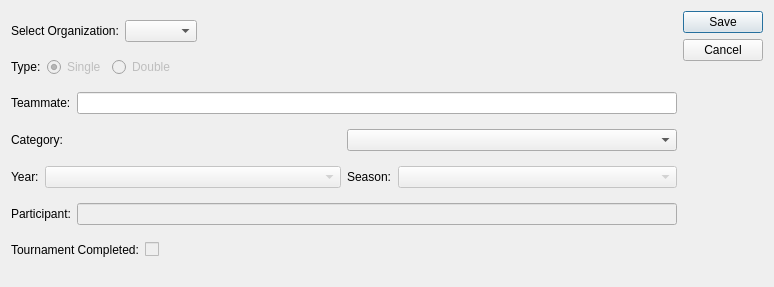
Above: AddEditTournamentDialog.ui from KadirEmreAVCI/MasterTennisApp before the change. Below: the same form after it.
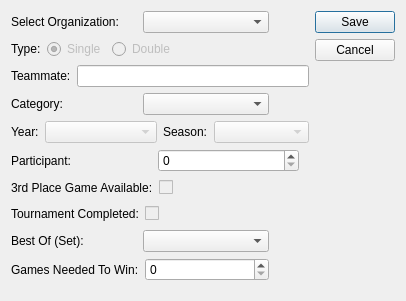
That is the form after the change.

Patch:
```diff
--- a/AddEditTournamentDialog.ui
+++ b/AddEditTournamentDialog.ui
@@ -6,8 +6,8 @@
    <rect>
     <x>0</x>
     <y>0</y>
-    <width>774</width>
-    <height>287</height>
+    <width>406</width>
+    <height>301</height>
    </rect>
   </property>
   <property name="windowTitle">
@@ -15,8 +15,6 @@
   </property>
   <layout class="QGridLayout" name="gridLayout">
    <item row="0" column="0">
-    <layout class="QVBoxLayout" name="verticalLayout">
-     <item>
       <layout class="QHBoxLayout" name="horizontalLayout">
        <item>
         <widget class="QLabel" name="label_OrganizationName">
@@ -33,10 +31,13 @@
         </widget>
        </item>
        <item>
-        <spacer name="horizontalSpacer_5">
+      <spacer name="horizontalSpacer_8">
          <property name="orientation">
           <enum>Qt::Orientation::Horizontal</enum>
          </property>
+       <property name="sizeType">
+        <enum>QSizePolicy::Policy::Preferred</enum>
+       </property>
          <property name="sizeHint" stdset="0">
           <size>
            <width>40</width>
@@ -47,7 +48,44 @@
        </item>
       </layout>
      </item>
+   <item row="0" column="1" rowspan="3">
+    <layout class="QVBoxLayout" name="_2">
+     <property name="spacing">
+      <number>6</number>
+     </property>
+     <property name="margin" stdset="0">
+      <number>0</number>
+     </property>
      <item>
+      <widget class="QPushButton" name="SaveButton">
+       <property name="text">
+        <string>Save</string>
+       </property>
+      </widget>
+     </item>
+     <item>
+      <widget class="QPushButton" name="CancelButton">
+       <property name="text">
+        <string>Cancel</string>
+       </property>
+      </widget>
+     </item>
+     <item>
+      <spacer>
+       <property name="orientation">
+        <enum>Qt::Orientation::Vertical</enum>
+       </property>
+       <property name="sizeHint" stdset="0">
+        <size>
+         <width>20</width>
+         <height>40</height>
+        </size>
+       </property>
+      </spacer>
+     </item>
+    </layout>
+   </item>
+   <item row="1" column="0">
       <layout class="QHBoxLayout" name="horizontalLayout_2">
        <item>
         <widget class="QLabel" name="label_Type">
@@ -94,7 +132,7 @@
        </item>
       </layout>
      </item>
-     <item>
+   <item row="2" column="0">
       <layout class="QHBoxLayout" name="horizontalLayout_10">
        <item>
         <widget class="QLabel" name="label_Teammate">
@@ -108,7 +146,7 @@
        </item>
       </layout>
      </item>
-     <item>
+   <item row="3" column="0">
       <layout class="QHBoxLayout" name="horizontalLayout_3">
        <item>
         <widget class="QLabel" name="label_Category">
@@ -126,9 +164,25 @@
          </item>
         </widget>
        </item>
-      </layout>
-     </item>
      <item>
+      <spacer name="horizontalSpacer_6">
+       <property name="orientation">
+        <enum>Qt::Orientation::Horizontal</enum>
+       </property>
+       <property name="sizeType">
+        <enum>QSizePolicy::Policy::Preferred</enum>
+       </property>
+       <property name="sizeHint" stdset="0">
+        <size>
+         <width>40</width>
+         <height>20</height>
+        </size>
+       </property>
+      </spacer>
+     </item>
+    </layout>
+   </item>
+   <item row="4" column="0">
       <layout class="QHBoxLayout" name="horizontalLayout_13">
        <item>
         <layout class="QHBoxLayout" name="horizontalLayout_9">
@@ -385,7 +439,7 @@
        </item>
       </layout>
      </item>
-     <item>
+   <item row="5" column="0">
       <layout class="QHBoxLayout" name="horizontalLayout_6">
        <item>
         <widget class="QLabel" name="label_Participant">
@@ -395,15 +449,61 @@
         </widget>
        </item>
        <item>
-        <widget class="QLineEdit" name="lineEdit_Participant">
+      <widget class="QSpinBox" name="spinBox_Participant"/>
+     </item>
+     <item>
+      <spacer name="horizontalSpacer_4">
+       <property name="orientation">
+        <enum>Qt::Orientation::Horizontal</enum>
+       </property>
+       <property name="sizeType">
+        <enum>QSizePolicy::Policy::Preferred</enum>
+       </property>
+       <property name="sizeHint" stdset="0">
+        <size>
+         <width>10</width>
+         <height>20</height>
+        </size>
+       </property>
+      </spacer>
+     </item>
+    </layout>
+   </item>
+   <item row="6" column="0">
+    <layout class="QHBoxLayout" name="horizontalLayout_8">
+     <item>
+      <widget class="QLabel" name="label_3rdPlaceGameAvailable">
+       <property name="text">
+        <string>3rd Place Game Available:</string>
+       </property>
+      </widget>
+     </item>
+     <item>
+      <widget class="QCheckBox" name="checkBox_3rdPlaceGameAvailable">
          <property name="enabled">
           <bool>false</bool>
          </property>
-        </widget>
-       </item>
-      </layout>
-     </item>
+       <property name="text">
+        <string/>
+       </property>
+      </widget>
+     </item>
      <item>
+      <spacer name="horizontalSpacer_3">
+       <property name="orientation">
+        <enum>Qt::Orientation::Horizontal</enum>
+       </property>
+       <property name="sizeHint" stdset="0">
+        <size>
+         <width>40</width>
+         <height>20</height>
+        </size>
+       </property>
+      </spacer>
+     </item>
+    </layout>
+   </item>
+   <item row="7" column="0">
       <layout class="QHBoxLayout" name="horizontalLayout_7">
        <item>
         <widget class="QLabel" name="label_Completion">
@@ -437,39 +537,86 @@
        </item>
       </layout>
      </item>
+   <item row="8" column="0">
+    <layout class="QHBoxLayout" name="horizontalLayout_4">
+     <item>
+      <widget class="QLabel" name="label_SetsBestOf">
+       <property name="text">
+        <string>Best Of (Set):</string>
+       </property>
+      </widget>
+     </item>
+     <item>
+      <widget class="QComboBox" name="comboBox_SetsBestOf">
+       <item>
+        <property name="text">
+         <string/>
+        </property>
+       </item>
+       <item>
+        <property name="text">
+         <string>Best Of 1</string>
+        </property>
+       </item>
+       <item>
+        <property name="text">
+         <string>Best Of 3</string>
+        </property>
+       </item>
+       <item>
+        <property name="text">
+         <string>Best Of 5</string>
+        </property>
+       </item>
+       <item>
+        <property name="text">
+         <string>Best Of 7</string>
+        </property>
+       </item>
+      </widget>
+     </item>
+     <item>
+      <spacer name="horizontalSpacer_7">
+       <property name="orientation">
+        <enum>Qt::Orientation::Horizontal</enum>
+       </property>
+       <property name="sizeType">
+        <enum>QSizePolicy::Policy::Preferred</enum>
+       </property>
+       <property name="sizeHint" stdset="0">
+        <size>
+         <width>40</width>
+         <height>20</height>
+        </size>
+       </property>
+      </spacer>
+     </item>
     </layout>
    </item>
-   <item row="0" column="1">
-    <layout class="QVBoxLayout" name="_2">
-     <property name="spacing">
-      <number>6</number>
-     </property>
-     <property name="margin" stdset="0">
-      <number>0</number>
-     </property>
+   <item row="9" column="0">
+    <layout class="QHBoxLayout" name="horizontalLayout_11">
      <item>
-      <widget class="QPushButton" name="SaveButton">
+      <widget class="QLabel" name="label_GamesToWin">
        <property name="text">
-        <string>Save</string>
+        <string>Games Needed To Win:</string>
        </property>
       </widget>
      </item>
      <item>
-      <widget class="QPushButton" name="CancelButton">
-       <property name="text">
-        <string>Cancel</string>
-       </property>
-      </widget>
+      <widget class="QSpinBox" name="spinBox_GamesToWin"/>
      </item>
      <item>
-      <spacer>
+      <spacer name="horizontalSpacer_5">
        <property name="orientation">
-        <enum>Qt::Orientation::Vertical</enum>
+        <enum>Qt::Orientation::Horizontal</enum>
+       </property>
+       <property name="sizeType">
+        <enum>QSizePolicy::Policy::Preferred</enum>
        </property>
        <property name="sizeHint" stdset="0">
         <size>
-         <width>20</width>
-         <height>40</height>
+         <width>40</width>
+         <height>20</height>
         </size>
        </property>
       </spacer>
```
Lines whose indentation alone changed are shown as unchanged.
